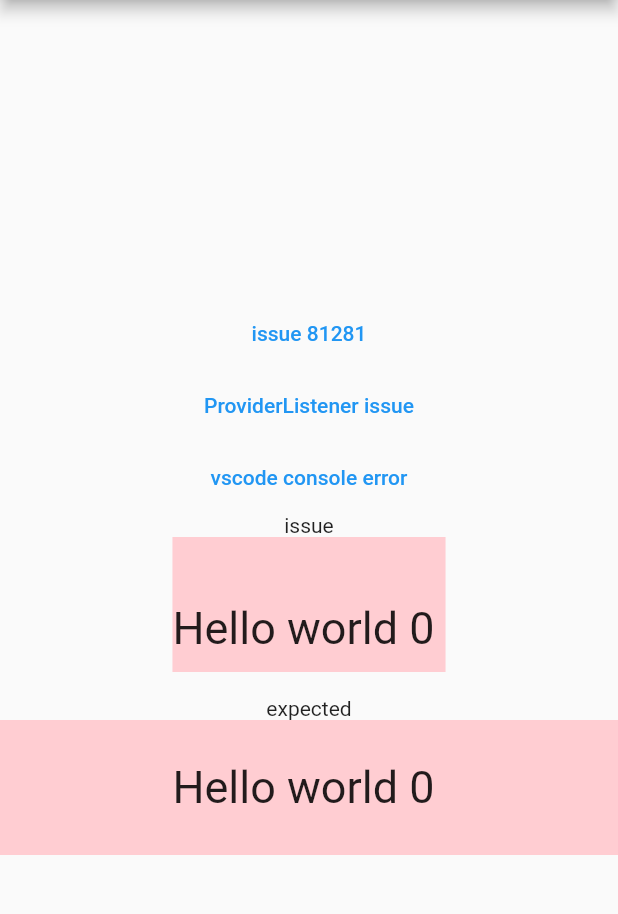
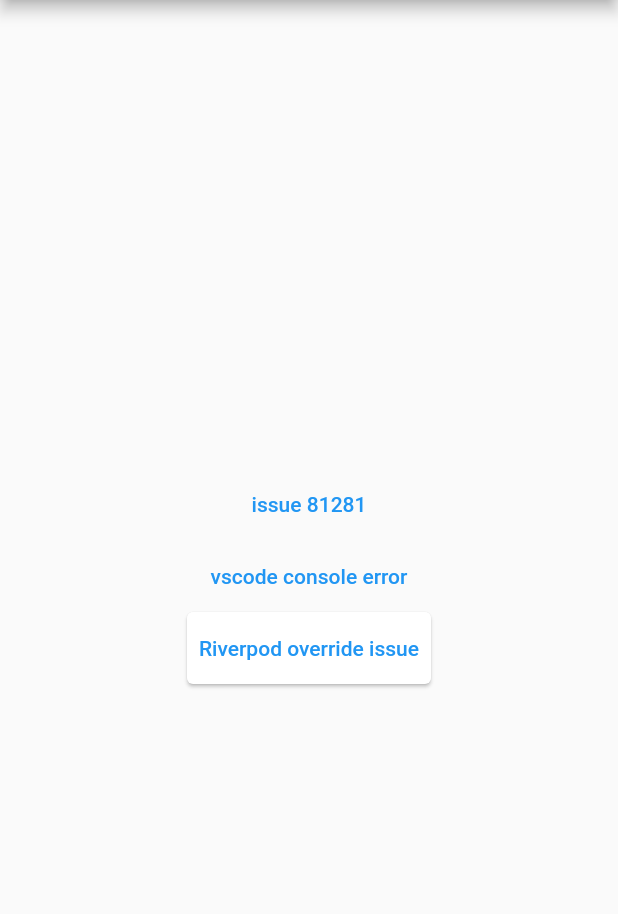
Before and after one commit to tbm98/flutter_app_bug_report, a Flutter app: the screen it shows after launch, on a phone screen of 412 x 824 dp, the part 84-998 px from its top. Run offline on Flutter 3.47's test engine with Material 2 defaults, Android fonts, the phone set to English and light mode, and no system bars; our stand-ins replace flutter_riverpod, freezed_annotation.

Commit message:
add riverpod override issue page

```diff
--- a/lib/issue_pages/issue_88023.dart
+++ b/lib/issue_pages/issue_88023.dart
@@ -23,7 +23,7 @@ Future<LoyaltyProfile?> execute() async {
   final LoyaltyProfile? result = _mapper?.from(response).copyWith();
   return result?.copyWith(
     // still work without fix analysis
-    hasPromotion: result.promotionsResources?.isNotEmpty == true,
-    promotionsResources: result.promotionsResources,
+    hasPromotion: result?.promotionsResources?.isNotEmpty == true,
+    promotionsResources: result?.promotionsResources,
   );
 }
--- a/lib/main.dart
+++ b/lib/main.dart
@@ -1,11 +1,9 @@
-import 'dart:ui';
-
+import 'package:animations/animations.dart';
 import 'package:flutter/material.dart';
 import 'package:flutter_app_bug_report/issue_pages/issue_81281.dart';
+import 'package:flutter_app_bug_report/issue_pages/reverpod_1.0_dev7_override_value_issue.dart';
 import 'package:flutter_app_bug_report/issue_pages/vscode_console_error.dart';
 import 'package:flutter_riverpod/flutter_riverpod.dart';
-
-import 'issue_pages/provider_listener_issue.dart';
 
 void main() {
   runApp(ProviderScope(child: MyApp()));
@@ -25,14 +23,14 @@ class MyApp extends StatelessWidget {
   }
 }
 
-class MyHomePage extends StatefulWidget {
+class MyHomePage extends ConsumerStatefulWidget {
   MyHomePage({Key? key}) : super(key: key);
 
   @override
   _MyHomePageState createState() => _MyHomePageState();
 }
 
-class _MyHomePageState extends State<MyHomePage> {
+class _MyHomePageState extends ConsumerState<MyHomePage> {
   @override
   Widget build(BuildContext context) {
     return Scaffold(
@@ -53,44 +51,18 @@ class _MyHomePageState extends State<MyHomePage> {
             TextButton(
                 onPressed: () {
                   Navigator.push(context, MaterialPageRoute(builder: (context) {
-                    return ProviderListenerIssue();
-                  }));
-                },
-                child: Text('ProviderListener issue')),
-                TextButton(
-                onPressed: () {
-                  Navigator.push(context, MaterialPageRoute(builder: (context) {
                     return VSCodeConsoleError();
                   }));
                 },
                 child: Text('vscode console error')),
-            Text(
-              'issue',
-            ),
-            Container(
-                color: Colors.red.shade100,
-                child: Text(
-                  'Hello world 0 ',
-                  style: TextStyle(
-                    height: 3,
-                    fontSize: 30,
-                  ),
-                )),
-            SizedBox(
-              height: 16,
-            ),
-            Text('expected'),
-            Container(
-                color: Colors.red.shade100,
-                height: 90,
-                child: Center(
+            OpenContainer(closedBuilder: (context, open) {
+              return TextButton(
+                  onPressed: open,
                   child: Text(
-                    'Hello world 0 ',
-                    style: TextStyle(
-                      fontSize: 30,
-                    ),
-                  ),
-                ))
+                      'Riverpod override issue'));
+            }, openBuilder: (context, close) {
+              return RiverpodOverrideIssue();
+            }),
           ],
         ),
       ),
--- a/pubspec.yaml
+++ b/pubspec.yaml
@@ -28,9 +28,10 @@ dependencies:
   # The following adds the Cupertino Icons font to your application.
   # Use with the CupertinoIcons class for iOS style icons.
   cupertino_icons: ^1.0.3
-  flutter_riverpod: 0.14.0+3
+  flutter_riverpod: ^1.0.0-dev.7
   equatable: ^2.0.3
   freezed_annotation:
+  animations: ^2.0.1
 
 
 dev_dependencies:
```
Also changed, not shown: lib/issue_pages/provider_listener_issue.dart (deleted, +0 -111 lines), lib/issue_pages/reverpod_1.0_dev7_override_value_issue.dart (added, +69 -0 lines), pubspec.lock.
